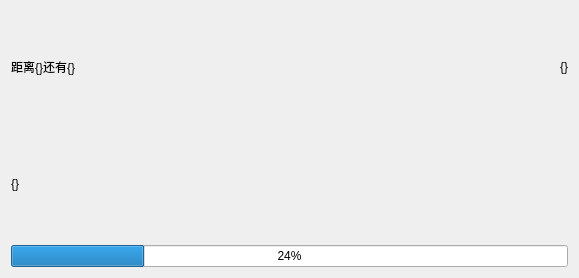
First picture: the form in UISource/countdown.ui, repository HelloWRC/W-DesktopCountdown, before the edit.
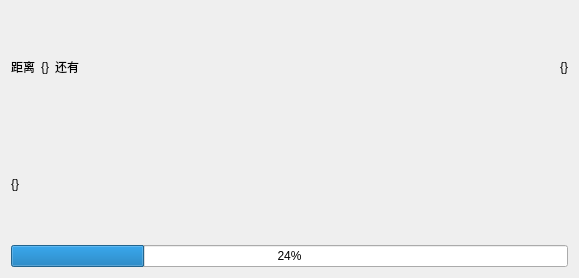
Second picture: the form after the edit.

Patch:
```diff
--- a/UISource/countdown.ui
+++ b/UISource/countdown.ui
@@ -19,12 +19,39 @@
      <item>
       <widget class="QLabel" name="label_2">
        <property name="text">
-        <string>距离{}还有{}</string>
+        <string>距离</string>
        </property>
       </widget>
      </item>
      <item>
-      <widget class="QLabel" name="label_3">
+      <widget class="QLabel" name="lb_event">
+       <property name="text">
+        <string>{}</string>
+       </property>
+      </widget>
+     </item>
+     <item>
+      <widget class="QLabel" name="lb_text2">
+       <property name="text">
+        <string>还有</string>
+       </property>
+      </widget>
+     </item>
+     <item>
+      <spacer name="horizontalSpacer">
+       <property name="orientation">
+        <enum>Qt::Horizontal</enum>
+       </property>
+       <property name="sizeHint" stdset="0">
+        <size>
+         <width>40</width>
+         <height>20</height>
+        </size>
+       </property>
+      </spacer>
+     </item>
+     <item>
+      <widget class="QLabel" name="lb_targetddate">
        <property name="text">
         <string>{}</string>
        </property>
```
Left out of the diff: 4 changed lines with no effect on the pictures.
